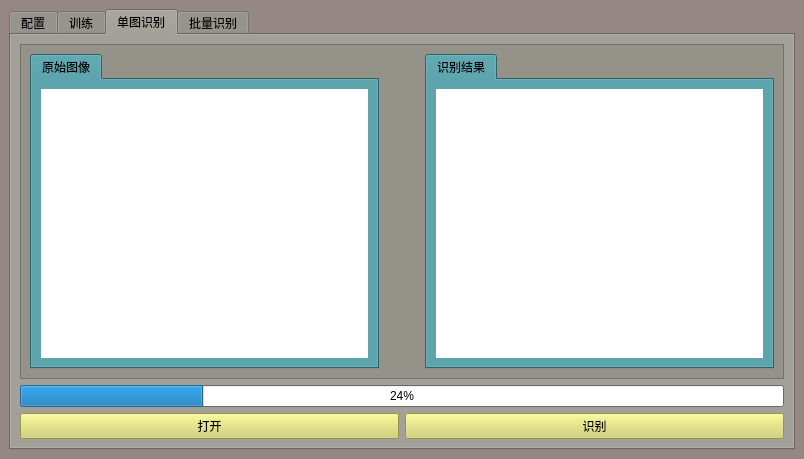
Before: the Qt Designer form develop.ui in cgsdfc/object-detection-ui, drawn with Qt 5.
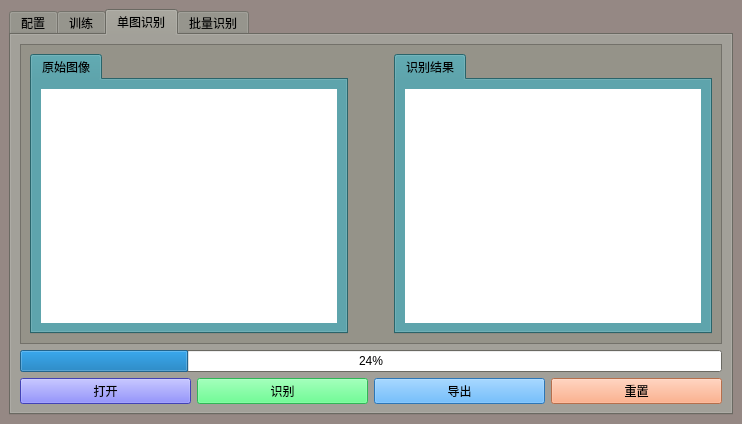
After: the same form once the commit is applied. The open tabs and pages were chosen to show the change. Icons and pictures are not drawn.

Commit message: 加入导出和清空按钮

The edit to the form file:
```diff
--- a/develop.ui
+++ b/develop.ui
@@ -6,8 +6,8 @@
    <rect>
     <x>0</x>
     <y>0</y>
-    <width>804</width>
-    <height>459</height>
+    <width>742</width>
+    <height>424</height>
    </rect>
   </property>
   <property name="palette">
@@ -5671,8 +5671,8 @@
               <rect>
                <x>0</x>
                <y>0</y>
-               <width>760</width>
-               <height>314</height>
+               <width>698</width>
+               <height>279</height>
               </rect>
              </property>
              <layout class="QHBoxLayout" name="horizontalLayout_16">
@@ -6604,8 +6604,99 @@
          <layout class="QHBoxLayout" name="horizontalLayout_14">
           <item>
            <widget class="QPushButton" name="pb_objdet_open">
+            <property name="palette">
+             <palette>
+              <active>
+               <colorrole role="Button">
+                <brush brushstyle="SolidPattern">
+                 <color alpha="255">
+                  <red>93</red>
+                  <green>93</green>
+                  <blue>255</blue>
+                 </color>
+                </brush>
+               </colorrole>
+               <colorrole role="Base">
+                <brush brushstyle="SolidPattern">
+                 <color alpha="255">
+                  <red>93</red>
+                  <green>93</green>
+                  <blue>255</blue>
+                 </color>
+                </brush>
+               </colorrole>
+               <colorrole role="Window">
+                <brush brushstyle="SolidPattern">
+                 <color alpha="255">
+                  <red>93</red>
+                  <green>93</green>
+                  <blue>255</blue>
+                 </color>
+                </brush>
+               </colorrole>
+              </active>
+              <inactive>
+               <colorrole role="Button">
+                <brush brushstyle="SolidPattern">
+                 <color alpha="255">
+                  <red>93</red>
+                  <green>93</green>
+                  <blue>255</blue>
+                 </color>
+                </brush>
+               </colorrole>
+               <colorrole role="Base">
+                <brush brushstyle="SolidPattern">
+                 <color alpha="255">
+                  <red>93</red>
+                  <green>93</green>
+                  <blue>255</blue>
+                 </color>
+                </brush>
+               </colorrole>
+               <colorrole role="Window">
+                <brush brushstyle="SolidPattern">
+                 <color alpha="255">
+                  <red>93</red>
+                  <green>93</green>
+                  <blue>255</blue>
+                 </color>
+                </brush>
+               </colorrole>
+              </inactive>
+              <disabled>
+               <colorrole role="Button">
+                <brush brushstyle="SolidPattern">
+                 <color alpha="255">
+                  <red>93</red>
+                  <green>93</green>
+                  <blue>255</blue>
+                 </color>
+                </brush>
+               </colorrole>
+               <colorrole role="Base">
+                <brush brushstyle="SolidPattern">
+                 <color alpha="255">
+                  <red>93</red>
+                  <green>93</green>
+                  <blue>255</blue>
+                 </color>
+                </brush>
+               </colorrole>
+               <colorrole role="Window">
+                <brush brushstyle="SolidPattern">
+                 <color alpha="255">
+                  <red>93</red>
+                  <green>93</green>
+                  <blue>255</blue>
+                 </color>
+                </brush>
+               </colorrole>
+              </disabled>
+             </palette>
+            </property>
             <property name="styleSheet">
-             <string notr="true">background-color: rgb(209, 209, 104);</string>
+             <string notr="true">background-color: rgb(93, 93, 255)</string>
             </property>
             <property name="text">
              <string>打开</string>
@@ -6615,13 +6706,215 @@
           <item>
            <widget class="QPushButton" name="pb_objdet_detect">
             <property name="styleSheet">
-             <string notr="true">background-color: rgb(209, 209, 104);</string>
+             <string notr="true">background-color:rgb(67, 255, 120)</string>
             </property>
             <property name="text">
              <string>识别</string>
             </property>
            </widget>
           </item>
+          <item>
+           <widget class="QPushButton" name="pb_objdet_export">
+            <property name="palette">
+             <palette>
+              <active>
+               <colorrole role="Button">
+                <brush brushstyle="SolidPattern">
+                 <color alpha="255">
+                  <red>61</red>
+                  <green>165</green>
+                  <blue>255</blue>
+                 </color>
+                </brush>
+               </colorrole>
+               <colorrole role="Base">
+                <brush brushstyle="SolidPattern">
+                 <color alpha="255">
+                  <red>61</red>
+                  <green>165</green>
+                  <blue>255</blue>
+                 </color>
+                </brush>
+               </colorrole>
+               <colorrole role="Window">
+                <brush brushstyle="SolidPattern">
+                 <color alpha="255">
+                  <red>61</red>
+                  <green>165</green>
+                  <blue>255</blue>
+                 </color>
+                </brush>
+               </colorrole>
+              </active>
+              <inactive>
+               <colorrole role="Button">
+                <brush brushstyle="SolidPattern">
+                 <color alpha="255">
+                  <red>61</red>
+                  <green>165</green>
+                  <blue>255</blue>
+                 </color>
+                </brush>
+               </colorrole>
+               <colorrole role="Base">
+                <brush brushstyle="SolidPattern">
+                 <color alpha="255">
+                  <red>61</red>
+                  <green>165</green>
+                  <blue>255</blue>
+                 </color>
+                </brush>
+               </colorrole>
+               <colorrole role="Window">
+                <brush brushstyle="SolidPattern">
+                 <color alpha="255">
+                  <red>61</red>
+                  <green>165</green>
+                  <blue>255</blue>
+                 </color>
+                </brush>
+               </colorrole>
+              </inactive>
+              <disabled>
+               <colorrole role="Button">
+                <brush brushstyle="SolidPattern">
+                 <color alpha="255">
+                  <red>61</red>
+                  <green>165</green>
+                  <blue>255</blue>
+                 </color>
+                </brush>
+               </colorrole>
+               <colorrole role="Base">
+                <brush brushstyle="SolidPattern">
+                 <color alpha="255">
+                  <red>61</red>
+                  <green>165</green>
+                  <blue>255</blue>
+                 </color>
+                </brush>
+               </colorrole>
+               <colorrole role="Window">
+                <brush brushstyle="SolidPattern">
+                 <color alpha="255">
+                  <red>61</red>
+                  <green>165</green>
+                  <blue>255</blue>
+                 </color>
+                </brush>
+               </colorrole>
+              </disabled>
+             </palette>
+            </property>
+            <property name="styleSheet">
+             <string notr="true">background-color: rgb(61, 165, 255)</string>
+            </property>
+            <property name="text">
+             <string>导出</string>
+            </property>
+           </widget>
+          </item>
+          <item>
+           <widget class="QPushButton" name="pb_objdet_clear">
+            <property name="palette">
+             <palette>
+              <active>
+               <colorrole role="Button">
+                <brush brushstyle="SolidPattern">
+                 <color alpha="255">
+                  <red>255</red>
+                  <green>156</green>
+                  <blue>107</blue>
+                 </color>
+                </brush>
+               </colorrole>
+               <colorrole role="Base">
+                <brush brushstyle="SolidPattern">
+                 <color alpha="255">
+                  <red>255</red>
+                  <green>156</green>
+                  <blue>107</blue>
+                 </color>
+                </brush>
+               </colorrole>
+               <colorrole role="Window">
+                <brush brushstyle="SolidPattern">
+                 <color alpha="255">
+                  <red>255</red>
+                  <green>156</green>
+                  <blue>107</blue>
+                 </color>
+                </brush>
+               </colorrole>
+              </active>
+              <inactive>
+               <colorrole role="Button">
+                <brush brushstyle="SolidPattern">
+                 <color alpha="255">
+                  <red>255</red>
+                  <green>156</green>
+                  <blue>107</blue>
+                 </color>
+                </brush>
+               </colorrole>
+               <colorrole role="Base">
+                <brush brushstyle="SolidPattern">
+                 <color alpha="255">
+                  <red>255</red>
+                  <green>156</green>
+                  <blue>107</blue>
+                 </color>
+                </brush>
+               </colorrole>
+               <colorrole role="Window">
+                <brush brushstyle="SolidPattern">
+                 <color alpha="255">
+                  <red>255</red>
+                  <green>156</green>
+                  <blue>107</blue>
+                 </color>
+                </brush>
+               </colorrole>
+              </inactive>
+              <disabled>
+               <colorrole role="Button">
+                <brush brushstyle="SolidPattern">
+                 <color alpha="255">
+                  <red>255</red>
+                  <green>156</green>
+                  <blue>107</blue>
+                 </color>
+                </brush>
+               </colorrole>
+               <colorrole role="Base">
+                <brush brushstyle="SolidPattern">
+                 <color alpha="255">
+                  <red>255</red>
+                  <green>156</green>
+                  <blue>107</blue>
+                 </color>
+                </brush>
+               </colorrole>
+               <colorrole role="Window">
+                <brush brushstyle="SolidPattern">
+                 <color alpha="255">
+                  <red>255</red>
+                  <green>156</green>
+                  <blue>107</blue>
+                 </color>
+                </brush>
+               </colorrole>
+              </disabled>
+             </palette>
+            </property>
+            <property name="styleSheet">
+             <string notr="true">background-color:rgb(255, 156, 107)</string>
+            </property>
+            <property name="text">
+             <string>重置</string>
+            </property>
+           </widget>
+          </item>
          </layout>
         </item>
         <item row="1" column="0">
```
Left out of the diff: 20 changed lines with no effect on the pictures. The commit also changes 2 other files.
